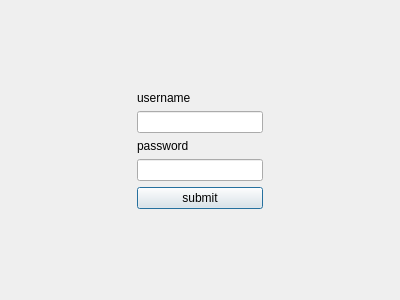
FFH255/flights, file dialogs/logindialog.ui: the form before one commit.
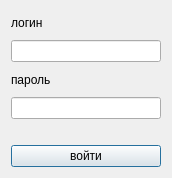
The form after the commit.

```diff
--- a/dialogs/logindialog.ui
+++ b/dialogs/logindialog.ui
@@ -6,105 +6,73 @@
    <rect>
     <x>0</x>
     <y>0</y>
-    <width>400</width>
-    <height>300</height>
+    <width>172</width>
+    <height>178</height>
    </rect>
   </property>
   <property name="windowTitle">
    <string>Dialog</string>
   </property>
-  <layout class="QHBoxLayout" name="horizontalLayout">
-   <item>
-    <spacer name="horizontalSpacer">
-     <property name="orientation">
-      <enum>Qt::Horizontal</enum>
-     </property>
-     <property name="sizeHint" stdset="0">
-      <size>
-       <width>40</width>
-       <height>20</height>
-      </size>
-     </property>
-    </spacer>
-   </item>
+  <layout class="QVBoxLayout" name="verticalLayout_4">
    <item>
     <layout class="QVBoxLayout" name="verticalLayout_3">
-     <item>
-      <spacer name="verticalSpacer">
-       <property name="orientation">
-        <enum>Qt::Vertical</enum>
-       </property>
-       <property name="sizeHint" stdset="0">
-        <size>
-         <width>20</width>
-         <height>40</height>
-        </size>
-       </property>
-      </spacer>
-     </item>
      <item>
       <layout class="QVBoxLayout" name="verticalLayout">
        <item>
         <widget class="QLabel" name="label_username">
          <property name="text">
-          <string>username</string>
+          <string>логин</string>
          </property>
         </widget>
        </item>
        <item>
-        <widget class="QLineEdit" name="lineEdit_username"/>
+        <widget class="QLineEdit" name="lineEdit_username">
+         <property name="minimumSize">
+          <size>
+           <width>150</width>
+           <height>0</height>
+          </size>
+         </property>
+        </widget>
        </item>
+      </layout>
+     </item>
+     <item>
+      <layout class="QVBoxLayout" name="verticalLayout_2">
        <item>
-        <layout class="QVBoxLayout" name="verticalLayout_2">
-         <item>
-          <widget class="QLabel" name="label_password">
-           <property name="text">
-            <string>password</string>
-           </property>
-          </widget>
-         </item>
-         <item>
-          <widget class="QLineEdit" name="lineEdit_password"/>
-         </item>
-        </layout>
+        <widget class="QLabel" name="label_password">
+         <property name="text">
+          <string>пароль</string>
+         </property>
+        </widget>
        </item>
+       <item>
+        <widget class="QLineEdit" name="lineEdit_password"/>
+       </item>
       </layout>
      </item>
+     <item>
+      <spacer name="horizontalSpacer">
+       <property name="orientation">
+        <enum>Qt::Horizontal</enum>
+       </property>
+       <property name="sizeHint" stdset="0">
+        <size>
+         <width>40</width>
+         <height>20</height>
+        </size>
+       </property>
+      </spacer>
+     </item>
      <item>
       <widget class="QPushButton" name="pushButton_submit">
        <property name="text">
-        <string>submit</string>
+        <string>войти</string>
        </property>
       </widget>
      </item>
-     <item>
-      <spacer name="verticalSpacer_2">
-       <property name="orientation">
-        <enum>Qt::Vertical</enum>
-       </property>
-       <property name="sizeHint" stdset="0">
-        <size>
-         <width>20</width>
-         <height>40</height>
-        </size>
-       </property>
-      </spacer>
-     </item>
     </layout>
    </item>
-   <item>
-    <spacer name="horizontalSpacer_2">
-     <property name="orientation">
-      <enum>Qt::Horizontal</enum>
-     </property>
-     <property name="sizeHint" stdset="0">
-      <size>
-       <width>40</width>
-       <height>20</height>
-      </size>
-     </property>
-    </spacer>
-   </item>
   </layout>
  </widget>
  <resources/>
```
